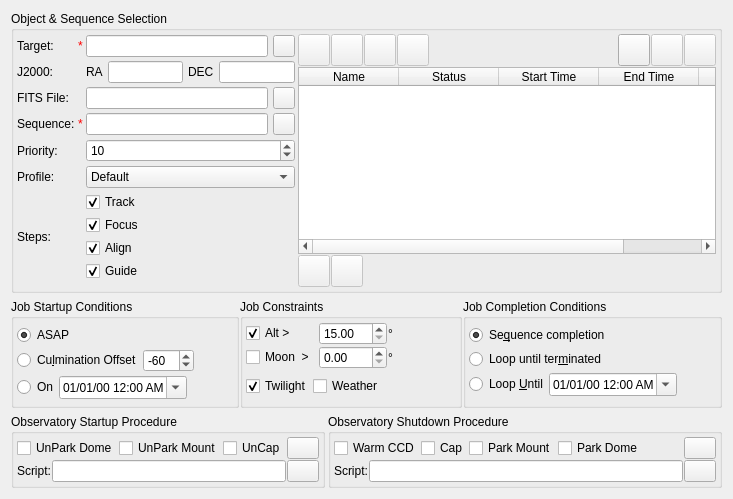
This is kstars/ekos/scheduler/scheduler.ui in KDE/kstars as Qt 5 draws it before an edit. The edited form follows.
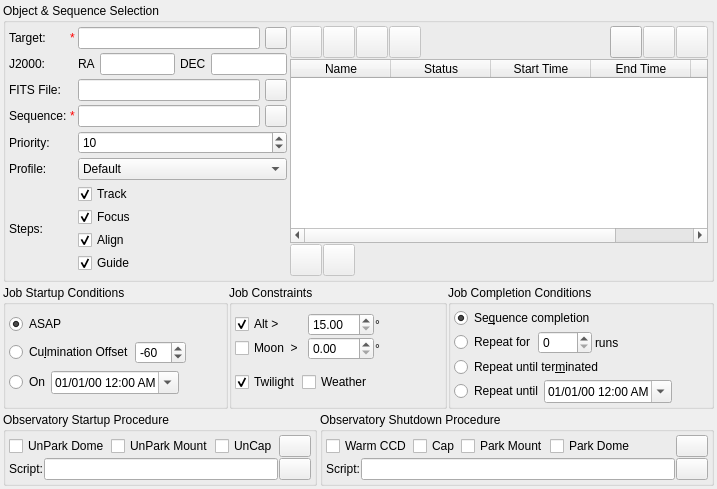
This is the edited form. Custom widgets are drawn as their Qt base class.

Commit message: Add scheduler option to run for specific number of repeats

What changed in the file:
```diff
--- a/kstars/ekos/scheduler/scheduler.ui
+++ b/kstars/ekos/scheduler/scheduler.ui
@@ -6,11 +6,26 @@
    <rect>
     <x>0</x>
     <y>0</y>
-    <width>668</width>
-    <height>499</height>
+    <width>660</width>
+    <height>489</height>
    </rect>
   </property>
   <layout class="QVBoxLayout" name="verticalLayout_8">
+   <property name="spacing">
+    <number>3</number>
+   </property>
+   <property name="leftMargin">
+    <number>3</number>
+   </property>
+   <property name="topMargin">
+    <number>3</number>
+   </property>
+   <property name="rightMargin">
+    <number>3</number>
+   </property>
+   <property name="bottomMargin">
+    <number>3</number>
+   </property>
    <item>
     <widget class="QGroupBox" name="groupBox">
      <property name="sizePolicy">
@@ -1032,7 +1047,7 @@
        </property>
        <layout class="QVBoxLayout" name="verticalLayout_5">
         <property name="spacing">
-         <number>1</number>
+         <number>3</number>
         </property>
         <property name="leftMargin">
          <number>3</number>
@@ -1062,13 +1077,57 @@
           </attribute>
          </widget>
         </item>
+        <item>
+         <layout class="QHBoxLayout" name="horizontalLayout_11">
+          <item>
+           <widget class="QRadioButton" name="repeatCompletionR">
+            <property name="text">
+             <string>Repeat for</string>
+            </property>
+            <attribute name="buttonGroup">
+             <string notr="true">completionButtonGroup</string>
+            </attribute>
+           </widget>
+          </item>
+          <item>
+           <widget class="QSpinBox" name="repeatsSpin">
+            <property name="toolTip">
+             <string>Restart job until it is executed this many times.</string>
+            </property>
+            <property name="maximum">
+             <number>1000</number>
+            </property>
+           </widget>
+          </item>
+          <item>
+           <widget class="QLabel" name="label_12">
+            <property name="text">
+             <string>runs</string>
+            </property>
+           </widget>
+          </item>
+          <item>
+           <spacer name="horizontalSpacer_6">
+            <property name="orientation">
+             <enum>Qt::Horizontal</enum>
+            </property>
+            <property name="sizeHint" stdset="0">
+             <size>
+              <width>40</width>
+              <height>20</height>
+             </size>
+            </property>
+           </spacer>
+          </item>
+         </layout>
+        </item>
         <item>
          <widget class="QRadioButton" name="loopCompletionR">
           <property name="toolTip">
            <string>Restart the sequence job indefinitely.</string>
           </property>
           <property name="text">
-           <string>Loop until ter&amp;minated</string>
+           <string>Repeat until ter&amp;minated</string>
           </property>
           <attribute name="buttonGroup">
            <string notr="true">completionButtonGroup</string>
@@ -1086,7 +1145,7 @@
              <string>Terminate the job on the given date and time.</string>
             </property>
             <property name="text">
-             <string>Loop &amp;Until</string>
+             <string>Repeat until</string>
             </property>
             <attribute name="buttonGroup">
              <string notr="true">completionButtonGroup</string>
```
Left out of the diff: 14 changed lines with no effect on the pictures. The commit also changes 3 other files.
